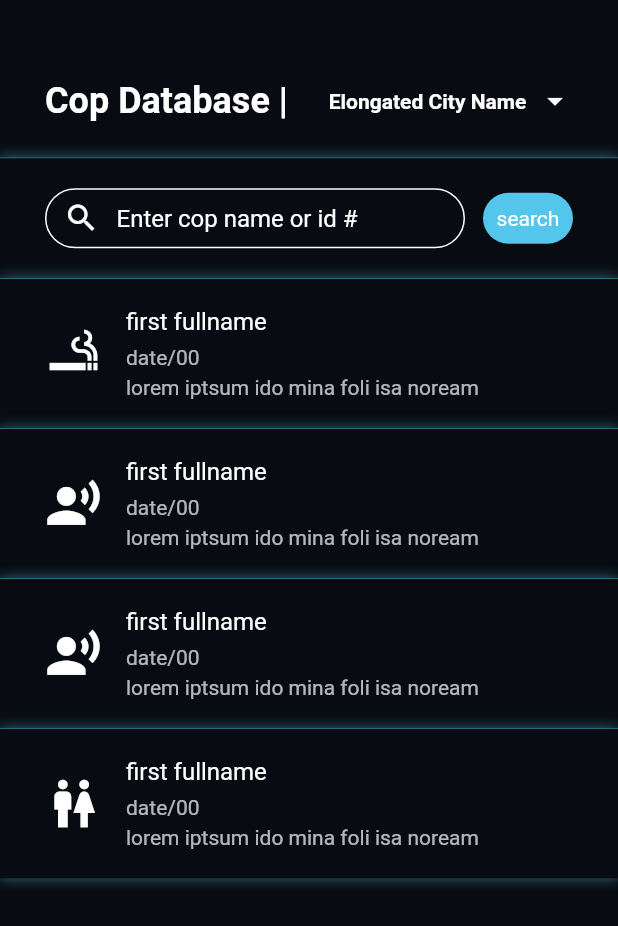
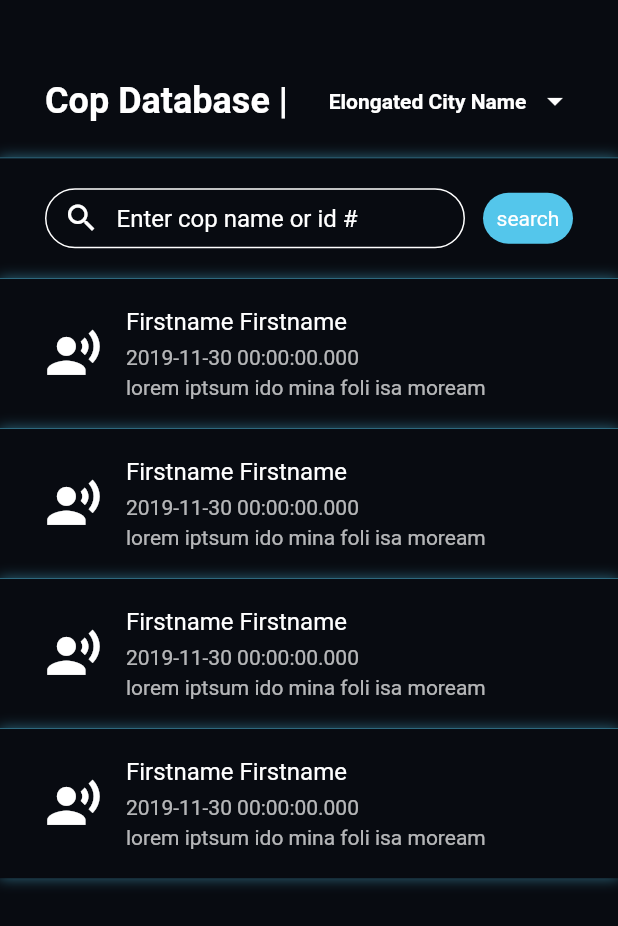
Before and after one commit to Sofianel5/copdb-app, a Flutter app: the DatabaseScreen screen opened directly, on a phone screen of 412 x 824 dp. Shown: the top 926 px of the screen. Run offline on Flutter 3.47's test engine with Material 2 defaults, Android fonts, the light colour scheme and no system bars; our stand-ins replace auto_route, bloc, cached_network_image, connectivity, contacts_service, dartz and 8 more; missing offline and left inert: background_location, clipboard, data_connection_checker, get_ip; accounts and stored records are empty; generated files the repository leaves out were written again; project files that could hold a hidden picture were left out.

Commit message:
report detail integration

```diff
--- a/copdb/lib/screens/DatabaseScreen.dart
+++ b/copdb/lib/screens/DatabaseScreen.dart
@@ -1,5 +1,6 @@
 import 'package:copdb/Errors/CouldNotFetchEvents.dart';
 import 'package:copdb/features/copdb/domain/entities/complaint.dart';
+import 'package:copdb/features/copdb/domain/entities/cop.dart';
 import 'package:copdb/models/Report.dart';
 import 'package:copdb/models/ReportPreview.dart';
 import 'package:copdb/utils/NavBar.dart';
@@ -10,8 +11,7 @@ import 'ReportDetailScreen.dart';
 
 class DatabaseScreen extends StatefulWidget
 {
-  CopDBComplaint copDBComplaint;
-  DatabaseScreen({Key key, this.copDBComplaint}) : super(key: key);
+  DatabaseScreen({Key key,}) : super(key: key);
   @override
   _DatabaseScreen createState() => _DatabaseScreen();
 }
@@ -27,11 +27,39 @@ class _DatabaseScreen extends State<DatabaseScreen>
     );
   }
 
-  List<ReportPreview> reportList = [
-    ReportPreview('first fullname', 'lastname', Icons.smoking_rooms, 'date/00', 'lorem iptsum ido mina foli isa noream '),
-    ReportPreview('first fullname', 'lastname', Icons.record_voice_over, 'date/00', 'lorem iptsum ido mina foli isa noream '),
-    ReportPreview('first fullname', 'lastname', Icons.record_voice_over, 'date/00', 'lorem iptsum ido mina foli isa noream '),
-    ReportPreview('first fullname', 'lastname', Icons.wc, 'date/00', 'lorem iptsum ido mina foli isa noream '),
+  List<CopDBComplaint> reportList = [
+    CopDBComplaint(
+      cop: Cop(
+        firstName: 'Firstname',
+        lastName: 'Lastname',
+      ),
+      dateRecieved: DateTime(2020, 0, 0),
+      description: 'lorem iptsum ido mina foli isa moream',
+    ),
+    CopDBComplaint(
+      cop: Cop(
+        firstName: 'Firstname',
+        lastName: 'Lastname',
+      ),
+      dateRecieved: DateTime(2020, 0, 0),
+      description: 'lorem iptsum ido mina foli isa moream',
+    ),
+    CopDBComplaint(
+      cop: Cop(
+        firstName: 'Firstname',
+        lastName: 'Lastname',
+      ),
+      dateRecieved: DateTime(2020, 0, 0),
+      description: 'lorem iptsum ido mina foli isa moream',
+    ),
+    CopDBComplaint(
+      cop: Cop(
+        firstName: 'Firstname',
+        lastName: 'Lastname',
+      ),
+      dateRecieved: DateTime(2020, 0, 0),
+      description: 'lorem iptsum ido mina foli isa moream',
+    ),
   ];
 
   ListView _getReports()
@@ -48,7 +76,7 @@ class _DatabaseScreen extends State<DatabaseScreen>
             Navigator.push(
               context,
               MaterialPageRoute(builder: (context) => ReportDetailScreen(
-                report: Report('first name', 'last name', 'age', 'sex', 'allegation', 'date/00', 'location', 'text', null),
+                report: reportList[index],
                 index: index,)
               ),
             );
@@ -84,7 +112,7 @@ class _DatabaseScreen extends State<DatabaseScreen>
                     margin: EdgeInsets.only(right: 16),
                     alignment: Alignment.centerLeft,
                     /* alignment: Alignment.centerLeft, */
-                    child: Icon(reportList[index].icon, size: 38),
+                    child: Icon(Icons.record_voice_over, size: 38),
                   ),
                   Column(
                     mainAxisAlignment: MainAxisAlignment.center,
@@ -96,7 +124,7 @@ class _DatabaseScreen extends State<DatabaseScreen>
                       Container(
                         height: 25,
                         child: Text(
-                          reportList[index].firstname,
+                          reportList[index].cop.firstName + " " + reportList[index].cop.firstName,
                           style: TextStyle(fontSize: 16, color: Colors.white),
                         )
                       ),
@@ -104,14 +132,14 @@ class _DatabaseScreen extends State<DatabaseScreen>
                         /* alignment: Alignment.centerLeft, */
                         height: 20,
                         child: Text(
-                          reportList[index].date,
+                          reportList[index].dateRecieved.toString(),
                           style: TextStyle(fontSize: 14, color: Colors.white70),
                         )
                       ),
                       Container(
                         /* width: 130, */
                         child: Text(
-                          reportList[index].abuse,
+                          reportList[index].description,
                           style: TextStyle(fontSize: 14, color: Colors.white70),
                         )
                       ),
--- a/copdb/lib/screens/IncidentScreen.dart
+++ b/copdb/lib/screens/IncidentScreen.dart
@@ -1,4 +1,6 @@
 import 'package:copdb/animations/SlideAnimation.dart';
+import 'package:copdb/features/copdb/domain/entities/complaint.dart';
+import 'package:copdb/features/copdb/domain/entities/cop.dart';
 import 'package:copdb/models/Report.dart';
 import 'package:copdb/models/ReportPreview.dart';
 import 'package:copdb/screens/ReportDetailScreen.dart';
@@ -45,7 +47,15 @@ class _IncidentScreen extends State<IncidentScreen>
             Navigator.push(
               context,
               MaterialPageRoute(builder: (context) => ReportDetailScreen(
-                report: Report('', '', '', '', '', '', '', '', null),
+                report: CopDBComplaint(
+                  cop: Cop(
+                    image: '',
+                    firstName: 'Firstname',
+                    lastName: 'Lastname',
+                  ),
+                  dateRecieved: DateTime(2020, 0, 0),
+                  description: 'lorem iptsum ido mina foli isa moream',
+                ),
                 index: index,)
               ),
             );
```
Also changed, not shown: copdb/lib/screens/ReportDetailScreen.dart (+27 -11 lines).
